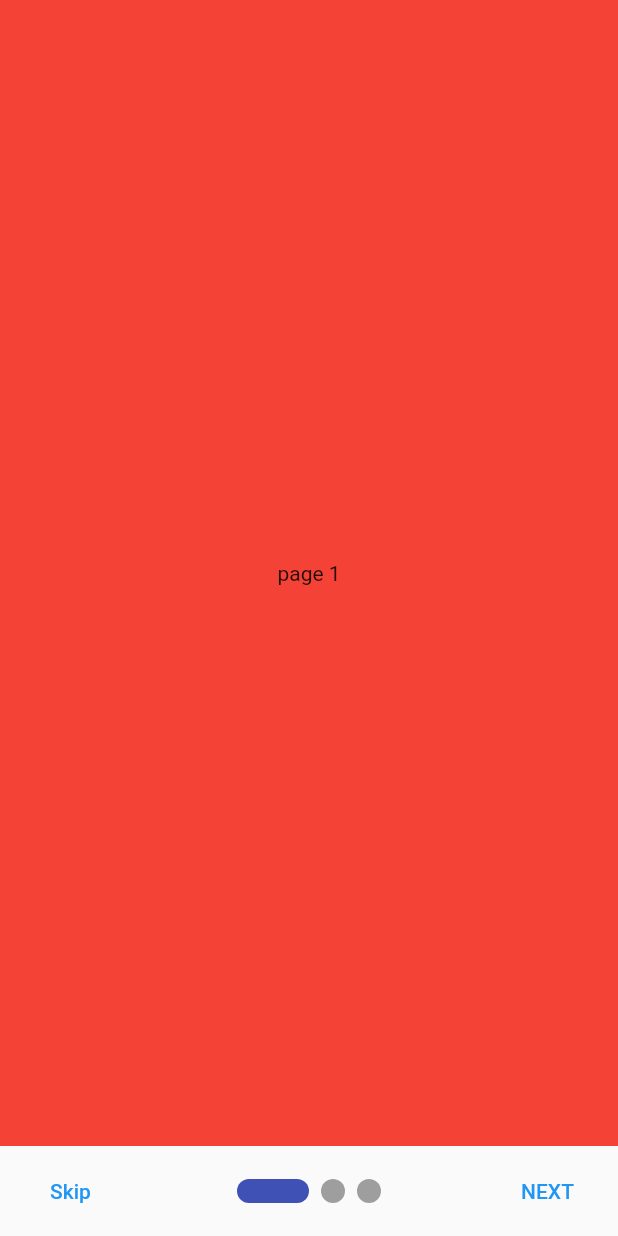
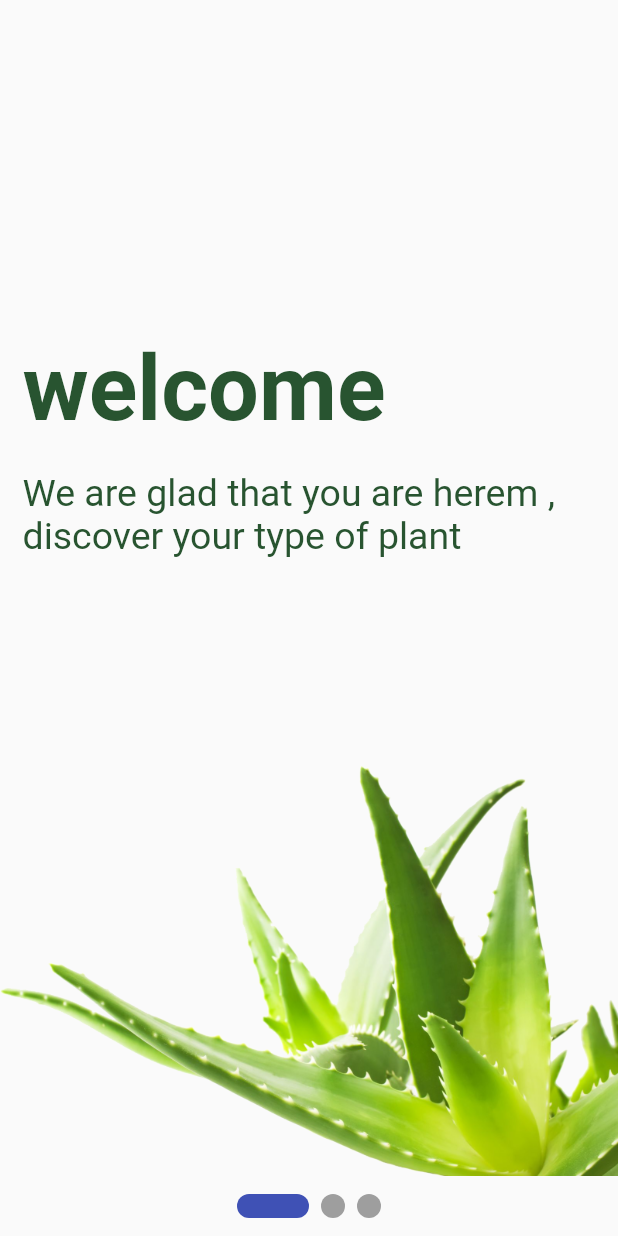
Before and after one commit to SoumitroKarmaker/Practice-UI, a Flutter app: the screen it shows after launch, on a phone screen of 412 x 824 dp. Run offline on Flutter 3.47's test engine with Material 2 defaults, Android fonts, the phone set to English and light mode, and no system bars; drawn by our look-alikes of smooth_page_indicator.

```diff
--- a/lib/main.dart
+++ b/lib/main.dart
@@ -1,6 +1,6 @@
 import 'package:flutter/material.dart';
 // import 'package:untitled1/screens/authorization/splash_screen.dart';
-import 'package:untitled1/screens/onBoarding.dart';
+import 'package:untitled1/screens/authorization/onBoarding.dart';
 
 void main () => runApp(MyApp());
 
--- /dev/null
+++ b/lib/screens/authorization/onBoarding.dart
@@ -0,0 +1,82 @@
+import 'package:flutter/material.dart';
+import 'package:smooth_page_indicator/smooth_page_indicator.dart';
+import 'package:untitled1/constant.dart';
+
+class OnBoarding extends StatefulWidget {
+  const OnBoarding({Key? key}) : super(key: key);
+
+  @override
+  State<OnBoarding> createState() => _OnBoardingState();
+}
+
+class _OnBoardingState extends State<OnBoarding> {
+
+  final controller = PageController();
+  @override
+  void dispose() {
+    controller.dispose();
+    super.dispose();
+  }
+
+
+
+  @override
+  Widget build(BuildContext context) {
+    return Scaffold(
+      body: SafeArea(
+        child: Container(
+          padding: const EdgeInsets.only(bottom: 40.0),
+          child: PageView(
+            controller: controller,
+            children: [
+              Container(
+
+                child: Stack(
+                  alignment: Alignment.bottomRight,
+                  children: [
+                    Padding(
+                      padding: const EdgeInsets.only(left: 15.0),
+                      child: Column(
+                        crossAxisAlignment: CrossAxisAlignment.start,
+                        children: [
+                          SizedBox(width: double.infinity,),
+                          Spacer(),
+                          Text('welcome', style: TextStyle(fontWeight: FontWeight.bold,fontSize: 60, color: mainColor),),
+                          // SizedBox(height: 30,),
+                          SizedBox(height: 20,),
+                          Text('We are glad that you are herem , discover your type of plant', style: TextStyle(fontSize: 25, color: mainColor),),
+                          SizedBox(height: MediaQuery.of(context).size.height/2,),
+                        ],
+                      ),
+                    ),
+                    Positioned(
+                        child: Image.asset('assects/alovera.png')),
+                  ],
+                ),
+              ),
+              Container(
+                color: Colors.blueGrey,
+                child: Image.asset('assects/1.png'),
+              ),
+              Container(
+                color: Colors.yellowAccent,
+                child: Center(child: Text('page 3')),
+              ),
+            ],
+          ),
+        ),
+      ),
+      bottomSheet: Container(
+        height: 40,
+          padding: const EdgeInsets.symmetric(horizontal: 15.0),
+          child: Center(
+            child: SmoothPageIndicator(
+              controller: controller,
+              count: 3,
+              effect:  ExpandingDotsEffect(),
+            ),),
+
+      ),
+    );
+  }
+}
--- /dev/null
+++ b/lib/screens/home.dart
@@ -0,0 +1,17 @@
+import 'package:flutter/material.dart';
+
+class Home extends StatefulWidget {
+  const Home({Key? key}) : super(key: key);
+
+  @override
+  State<Home> createState() => _HomeState();
+}
+
+class _HomeState extends State<Home> {
+  @override
+  Widget build(BuildContext context) {
+    return Scaffold(
+      body: Center(child: Text('Center'),),
+    );
+  }
+}
--- a/lib/screens/onBoarding.dart
+++ /dev/null
@@ -1,65 +0,0 @@
-import 'package:flutter/material.dart';
-import 'package:smooth_page_indicator/smooth_page_indicator.dart';
-
-class OnBoarding extends StatefulWidget {
-  const OnBoarding({Key? key}) : super(key: key);
-
-  @override
-  State<OnBoarding> createState() => _OnBoardingState();
-}
-
-class _OnBoardingState extends State<OnBoarding> {
-
-  final controller = PageController();
-  @override
-  void dispose() {
-    controller.dispose();
-    super.dispose();
-  }
-
-
-
-  @override
-  Widget build(BuildContext context) {
-    return Scaffold(
-      body: Container(
-        padding: const EdgeInsets.only(bottom: 60.0),
-        child: PageView(
-          controller: controller,
-          children: [
-            Container(
-              color: Colors.red,
-              child: Center(child: Text('page 1')),
-            ),
-            Container(
-              color: Colors.blueGrey,
-              child: Center(child: Text('page 2')),
-            ),
-            Container(
-              color: Colors.yellowAccent,
-              child: Center(child: Text('page 3')),
-            ),
-          ],
-        ),
-      ),
-      bottomSheet: Container(
-        height: 60.0,
-          padding: const EdgeInsets.symmetric(horizontal: 15.0),
-          child: Row(
-            mainAxisAlignment: MainAxisAlignment.spaceBetween,
-            children: [
-              TextButton(onPressed: (){}, child: Text('Skip')),
-              Center(
-                child: SmoothPageIndicator(
-                  controller: controller,
-                  count: 3,
-                  effect:  ExpandingDotsEffect(),
-              ),),
-              TextButton(onPressed: (){}, child: Text('NEXT')),
-            ],
-          ),
-
-      ),
-    );
-  }
-}
```
Also changed, not shown: assects/1.png (added).
